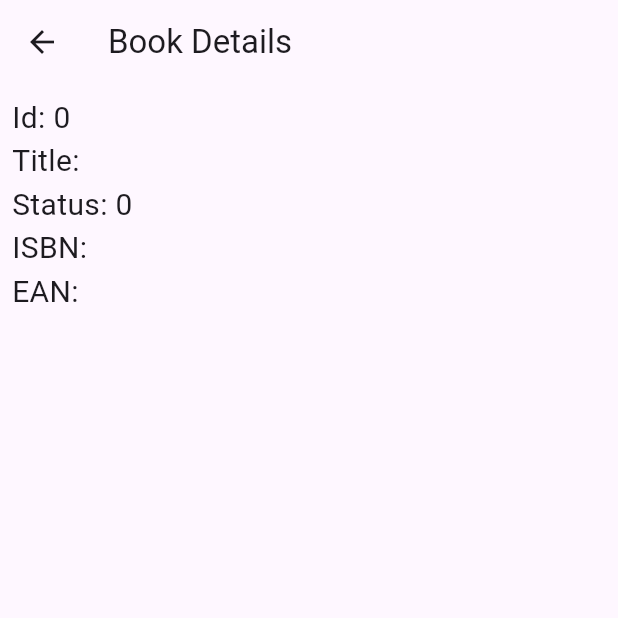
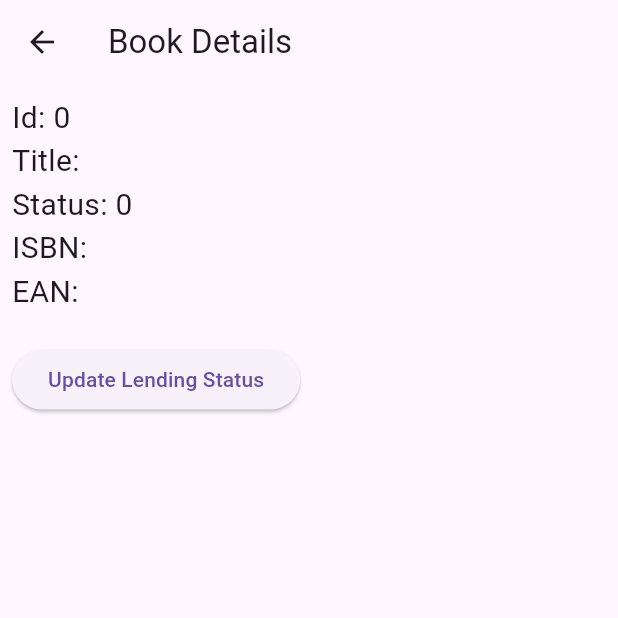
Before and after one commit to YanickdeWit04/L10-Bibl.io-flutter, a Flutter app: the BookDetails screen opened directly with empty values, on a phone screen of 412 x 824 dp, the top half of it. Run offline on Flutter 3.47's test engine with Material 3 defaults, Android fonts, the phone set to English and light mode, and no system bars; missing offline and left inert: flutter_barcode_scanner; network calls fail.

Commit message:
leen code

```diff
--- a/lib/catalog.dart
+++ b/lib/catalog.dart
@@ -13,19 +13,35 @@ void main() {
 
 Future<List<Book>> fetchBooks() async {
   final response =
-      await http.get(Uri.parse('https://api.landsteten.nl/products'));
+  await http.get(Uri.parse('https://api.landsteten.nl/products'));
 
   if (response.statusCode == 200) {
-    // If the server returns a 200 OK response, parse the JSON.
     Map<String, dynamic> jsonResponse = jsonDecode(response.body);
-    List<dynamic> jsonBooks =
-        jsonResponse['products']; // replace 'books' with the actual key
+    List<dynamic> jsonBooks = jsonResponse['products'];
     return jsonBooks.map((json) => Book.fromJson(json)).toList();
   } else {
-    // If the server did not return a 200 OK response, throw an exception.
     throw Exception('Failed to load books');
   }
 }
+
+Future<void> updateLendingStatus(String ean, bool status) async {
+  print('Updating lending status for EAN $ean to $status');
+  final response = await http.put(
+    Uri.parse('https://api.landsteten.nl/products/$ean'),
+    body: {'status': status ? '1' : '0'},
+  );
+
+  if (response.statusCode == 200) {
+    print('Lending status updated successfully');
+  } else if (response.statusCode == 404) {
+    print('Product not found');
+  } else {
+    print('Failed to update lending status. Status code: ${response.statusCode}');
+    print('Response body: ${response.body}');
+    throw Exception('Failed to update lending status');
+  }
+}
+
 
 class MyApp extends StatelessWidget {
   const MyApp({super.key});
@@ -43,7 +59,6 @@ class MyApp extends StatelessWidget {
             return Text("${snapshot.error}");
           }
 
-          // By default, show a loading spinner.
           return CircularProgressIndicator();
         },
       ),
@@ -69,6 +84,9 @@ class BooksList extends StatelessWidget {
             barcodeScanRes = await FlutterBarcodeScanner.scanBarcode(
                 '#ff6666', 'Cancel', true, ScanMode.BARCODE);
             print(barcodeScanRes);
+
+            // Assuming you want to update the lending status to '1' (lent) when adding a new book
+            await updateLendingStatus(barcodeScanRes, true);
           } on Exception {
             barcodeScanRes = 'Failed to get platform version.';
           }
@@ -124,6 +142,16 @@ class BookDetails extends StatelessWidget {
             Text('Status: ${book.status}', style: TextStyle(fontSize: 20)),
             Text('ISBN: ${book.isbn}', style: TextStyle(fontSize: 20)),
             Text('EAN: ${book.ean}', style: TextStyle(fontSize: 20)),
+            SizedBox(height: 20),  // Add some space between book details and the button
+            ElevatedButton(
+              onPressed: () async {
+                // Explicitly cast the status to a boolean before negating it
+                await updateLendingStatus(book.ean, !(book.status as bool));
+                Navigator.pop(context); // Go back to the previous screen after updating status
+              },
+              child: Text('Update Lending Status'),
+            ),
+
           ],
         ),
       ),
```
